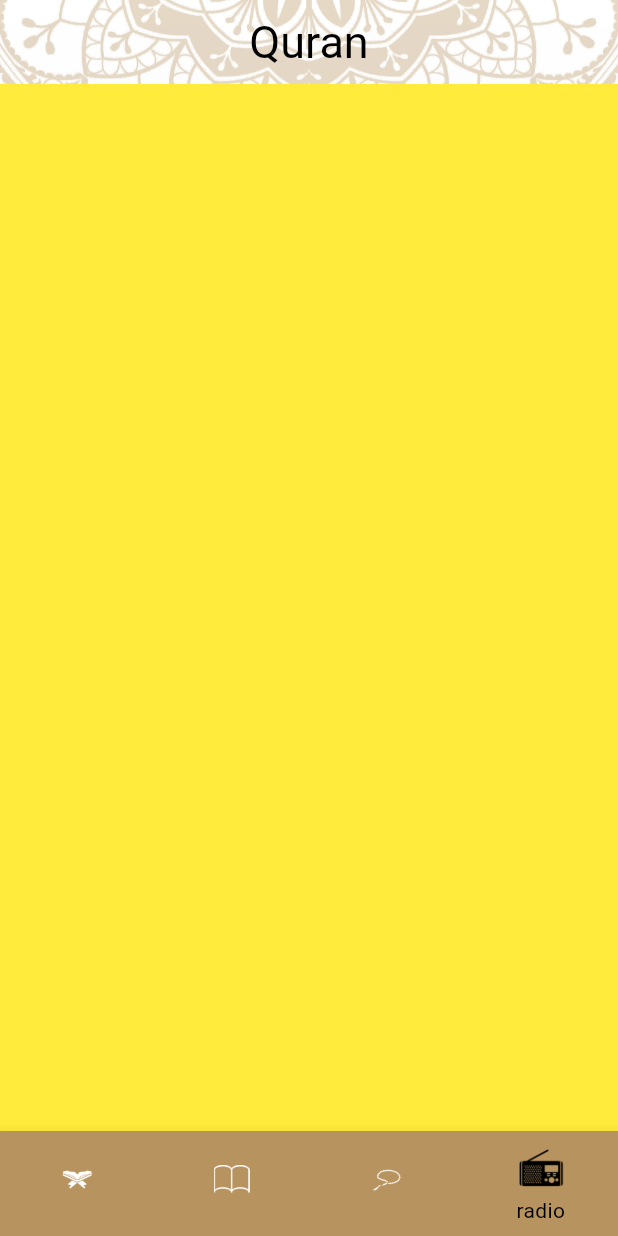
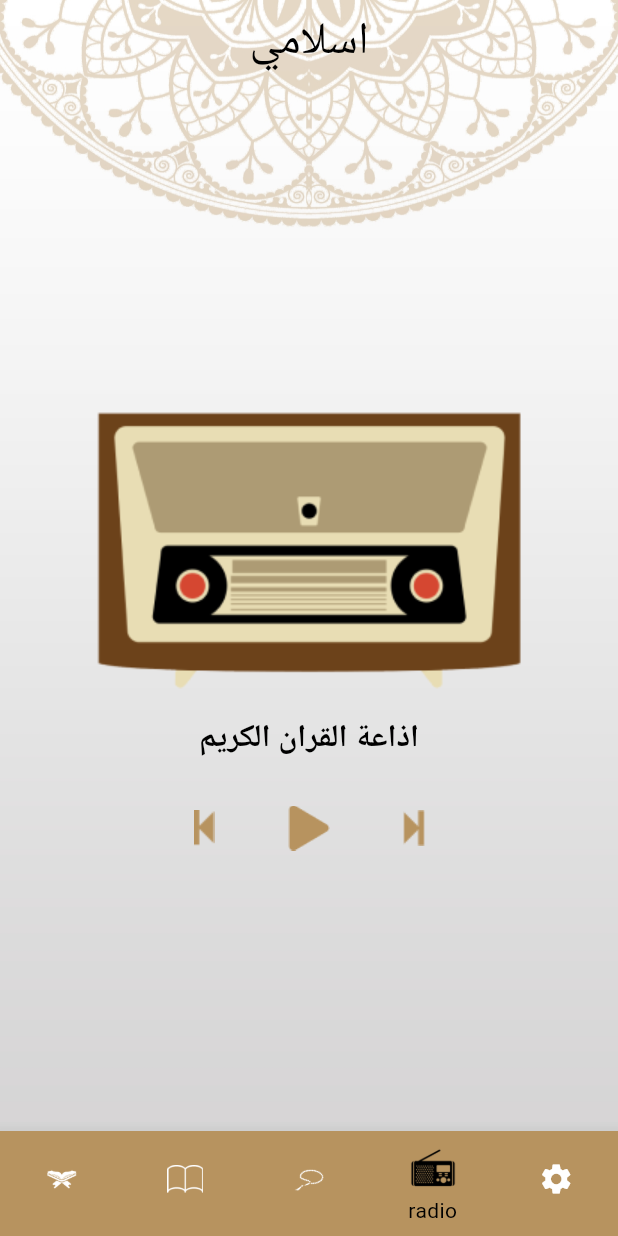
Before and after one commit to ziad-soliman166/quran_app_primary, a Flutter app: the screen it shows after launch, item 4 of the bottom bar chosen, on a phone screen of 412 x 824 dp. Run offline on Flutter 3.47's test engine with Material 3 defaults, Android fonts, the phone set to English and light mode, and no system bars.

Commit message:
+radio_tab

```diff
--- a/lib/core/assets_manager.dart
+++ b/lib/core/assets_manager.dart
@@ -10,4 +10,10 @@ class AssetsManager {
   static const String sebhaIcon = "${base}body_of_seb7a.png";
   static const String sebhaHeader = "${base}head_of_seb7a.png";
   static const String hadithHeader = "${base}hadith_header.png";
+  static const String radioHeader = "${base}radio_icon_image.png";
+  static const String playIcon = "${base}play.png";
+  static const String backIcon = "${base}back.png";
+  static const String nextIcon = "${base}next.png";
+  static const String backgroundDarkScreen = "${base}home_dark_background.png";
+  static const String splashDarkScreen = "${base}splash _darktheme.png";
 }
--- a/lib/core/colors_manager.dart
+++ b/lib/core/colors_manager.dart
@@ -2,4 +2,5 @@ import 'dart:ui';
 
 class colorsManager {
   static const Color goldColor = Color(0xFFB7935F);
+  static const Color darkThemeColor = Color(0xFF141A2E);
 }
--- a/lib/core/strings_manger.dart
+++ b/lib/core/strings_manger.dart
@@ -1,9 +1,9 @@
 class stringsManager {
-  static const String appTitle = "Quran";
+  static const String appTitle = "اسلامي";
   static const String quranIcon = "quran";
   static const String hadithIcon = "hadith";
   static const String sebhaIcon = "sebha";
   static const String radioIcon = "radio";
-  static const String versesNumberLabel = "verses number";
-  static const String chapterNameLabel = "chapter name";
+  static const String versesNumberLabel = "عدد الايات";
+  static const String chapterNameLabel = "اسم السورة";
 }
--- a/lib/my_app/my_app.dart
+++ b/lib/my_app/my_app.dart
@@ -14,7 +14,7 @@ class quranApp extends StatelessWidget {
   Widget build(BuildContext context) {
     return MaterialApp(
       theme: myTheme.lightTheme,
-      themeMode: ThemeMode.light,
+      themeMode: ThemeMode.system,
       debugShowCheckedModeBanner: false,
       title: "Quran App",
       routes: {
--- a/lib/presentation/home_screen/home_screen.dart
+++ b/lib/presentation/home_screen/home_screen.dart
@@ -57,6 +57,8 @@ class _homeScreenState extends State<homeScreen> {
             BottomNavigationBarItem(
                 icon: ImageIcon(AssetImage(AssetsManager.radioScreen)),
                 label: stringsManager.radioIcon),
+            BottomNavigationBarItem(
+                icon: Icon(Icons.settings), label: "settings"),
           ],
         ),
         body: tabs[selectedIndex],
--- a/lib/presentation/home_screen/tabs/radio_tab/radio_tab.dart
+++ b/lib/presentation/home_screen/tabs/radio_tab/radio_tab.dart
@@ -1,12 +1,63 @@
 import 'package:flutter/material.dart';
+import 'package:quran_application_primary/core/assets_manager.dart';
+import 'package:quran_application_primary/core/colors_manager.dart';
 
 class RadioTab extends StatelessWidget {
   const RadioTab({super.key});
 
   @override
   Widget build(BuildContext context) {
-    return const Scaffold(
-      backgroundColor: Colors.yellow,
+    return Container(
+      margin: EdgeInsets.symmetric(vertical: 200),
+      child: Column(
+        children: [
+          Stack(
+            alignment: Alignment.center,
+            children: [
+              Image(image: AssetImage(AssetsManager.radioHeader)),
+            ],
+          ),
+          Row(
+            mainAxisAlignment: MainAxisAlignment.center,
+            children: [
+              Text(
+                "اذاعة القران الكريم",
+                textAlign: TextAlign.center,
+                style: Theme.of(context).textTheme.labelMedium,
+              ),
+            ],
+          ),
+          SizedBox(
+            height: 30,
+          ),
+          Row(
+            mainAxisAlignment: MainAxisAlignment.center,
+            children: [
+              ImageIcon(
+                AssetImage(AssetsManager.backIcon),
+                color: colorsManager.goldColor,
+                size: 30,
+              ),
+              SizedBox(
+                width: 40,
+              ),
+              ImageIcon(
+                AssetImage(AssetsManager.playIcon),
+                color: colorsManager.goldColor,
+                size: 30,
+              ),
+              SizedBox(
+                width: 40,
+              ),
+              ImageIcon(
+                AssetImage(AssetsManager.nextIcon),
+                size: 30,
+                color: colorsManager.goldColor,
+              ),
+            ],
+          ),
+        ],
+      ),
     );
   }
 }
```
Also changed, not shown: assets/images/back.png (added), assets/images/home_dark_background.png (added), assets/images/next.png (added), assets/images/play.png (added), assets/images/radio_icon_image.png (added), assets/images/splash _darktheme.png (added).
